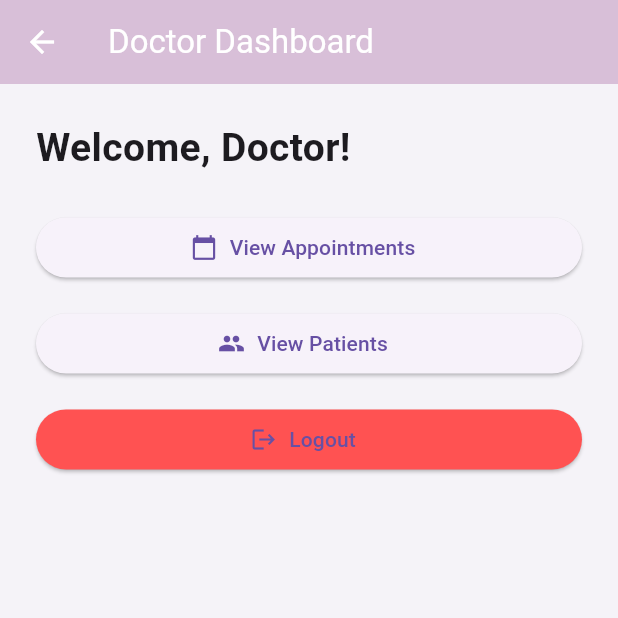
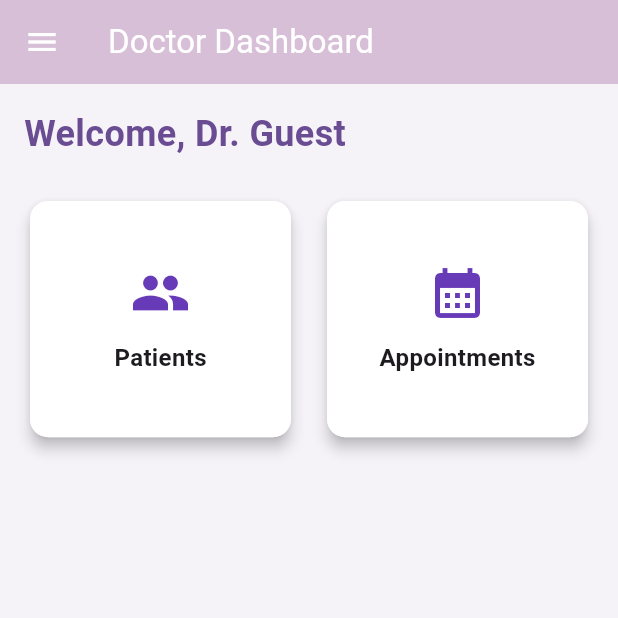
Before and after one commit to Ba-jx/safespace, a Flutter app: the DoctorDashboardScreen screen opened by its route, on a phone screen of 412 x 824 dp, the top half of it. Run offline on Flutter 3.47's test engine with Material 3 defaults, Android fonts, the phone set to English and light mode, and no system bars; our stand-ins replace cloud_firestore, firebase_auth, firebase_core, table_calendar; accounts and stored records are empty.

Commit message:
Update doctor_dashboard_screen.dart

```diff
--- a/lib/screens/doctor_dashboard_screen.dart
+++ b/lib/screens/doctor_dashboard_screen.dart
@@ -1,51 +1,91 @@
 import 'package:flutter/material.dart';
-import 'package:firebase_auth/firebase_auth.dart';
+import 'package:provider/provider.dart';
+import '../providers/user_provider.dart';
+import '../widgets/custom_drawer.dart';
 
 class DoctorDashboardScreen extends StatelessWidget {
   const DoctorDashboardScreen({super.key});
 
   @override
   Widget build(BuildContext context) {
+    final userName = Provider.of<UserProvider>(context).userName;
+
     return Scaffold(
-      appBar: AppBar(title: const Text('Doctor Dashboard')),
-      body: Padding(
-        padding: const EdgeInsets.all(24.0),
+      appBar: AppBar(
+        title: const Text('Doctor Dashboard'),
+      ),
+      drawer: const CustomDrawer(),
+      body: Container(
+        color: const Color(0xFFF5F3F8),
+        padding: const EdgeInsets.all(16.0),
         child: Column(
-          crossAxisAlignment: CrossAxisAlignment.stretch,
+          crossAxisAlignment: CrossAxisAlignment.start,
           children: [
-            const Text(
-              'Welcome, Doctor!',
-              style: TextStyle(fontSize: 26, fontWeight: FontWeight.bold),
+            Text(
+              'Welcome, Dr. $userName',
+              style: const TextStyle(
+                fontSize: 24,
+                fontWeight: FontWeight.bold,
+                color: Color(0xFF6A4C93),
+              ),
             ),
             const SizedBox(height: 24),
-            ElevatedButton.icon(
-              icon: const Icon(Icons.calendar_today),
-              label: const Text('View Appointments'),
-              onPressed: () {
-                Navigator.pushNamed(context, '/doctor/appointments');
-              },
-            ),
-            const SizedBox(height: 16),
-            ElevatedButton.icon(
-              icon: const Icon(Icons.people),
-              label: const Text('View Patients'),
-              onPressed: () {
-                Navigator.pushNamed(context, '/doctor/patients');
-              },
-            ),
-            const SizedBox(height: 16),
-            ElevatedButton.icon(
-              icon: const Icon(Icons.logout),
-              label: const Text('Logout'),
-              style: ElevatedButton.styleFrom(backgroundColor: Colors.redAccent),
-              onPressed: () async {
-                await FirebaseAuth.instance.signOut();
-                Navigator.pushNamedAndRemoveUntil(context, '/doctor/login', (route) => false);
-              },
+            GridView(
+              shrinkWrap: true,
+              gridDelegate: const SliverGridDelegateWithFixedCrossAxisCount(
+                crossAxisCount: 2,
+                childAspectRatio: 1.1,
+                crossAxisSpacing: 16,
+                mainAxisSpacing: 16,
+              ),
+              children: [
+                _buildCard(
+                  context,
+                  icon: Icons.people,
+                  label: 'Patients',
+                  onTap: () {
+                    // Navigate to patient list
+                  },
+                ),
+                _buildCard(
+                  context,
+                  icon: Icons.calendar_month,
+                  label: 'Appointments',
+                  onTap: () {
+                    Navigator.pushNamed(context, '/appointments/list');
+                  },
+                ),
+              ],
             ),
           ],
         ),
       ),
     );
   }
+
+  Widget _buildCard(BuildContext context,
+      {required IconData icon, required String label, required VoidCallback onTap}) {
+    return GestureDetector(
+      onTap: onTap,
+      child: Card(
+        elevation: 4,
+        shape: RoundedRectangleBorder(borderRadius: BorderRadius.circular(12)),
+        child: Container(
+          padding: const EdgeInsets.all(16),
+          decoration: BoxDecoration(
+            color: Colors.white,
+            borderRadius: BorderRadius.circular(12),
+          ),
+          child: Column(
+            mainAxisAlignment: MainAxisAlignment.center,
+            children: [
+              Icon(icon, size: 40, color: Colors.deepPurple),
+              const SizedBox(height: 12),
+              Text(label, style: const TextStyle(fontSize: 16, fontWeight: FontWeight.w600)),
+            ],
+          ),
+        ),
+      ),
+    );
+  }
 }
```
